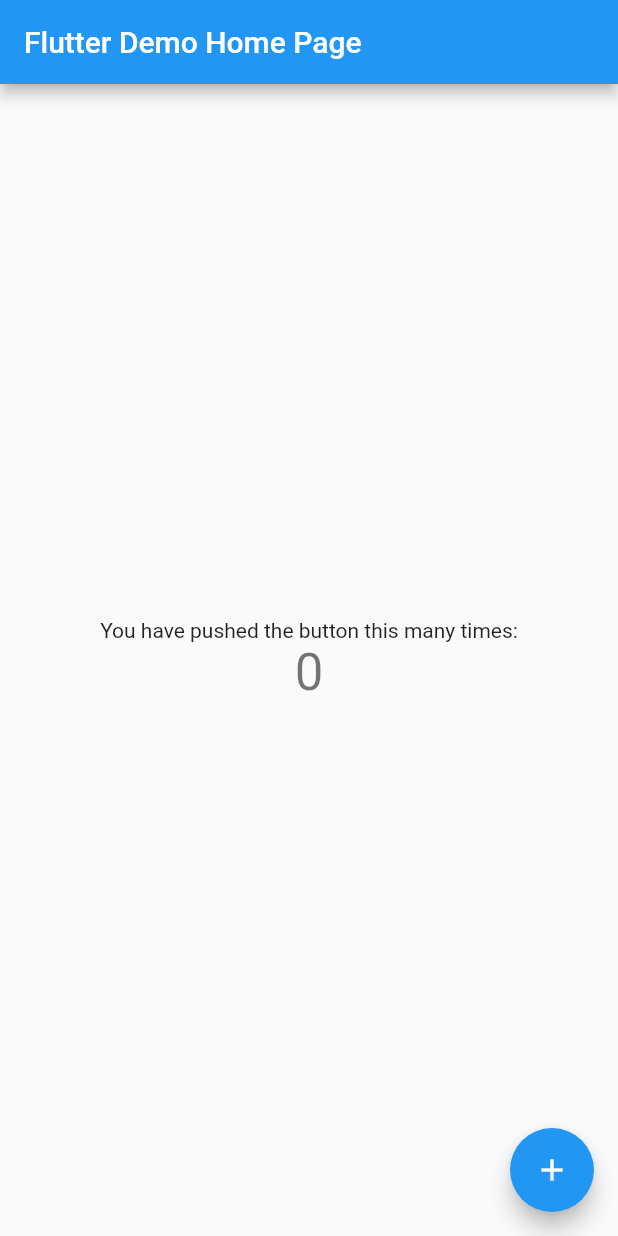
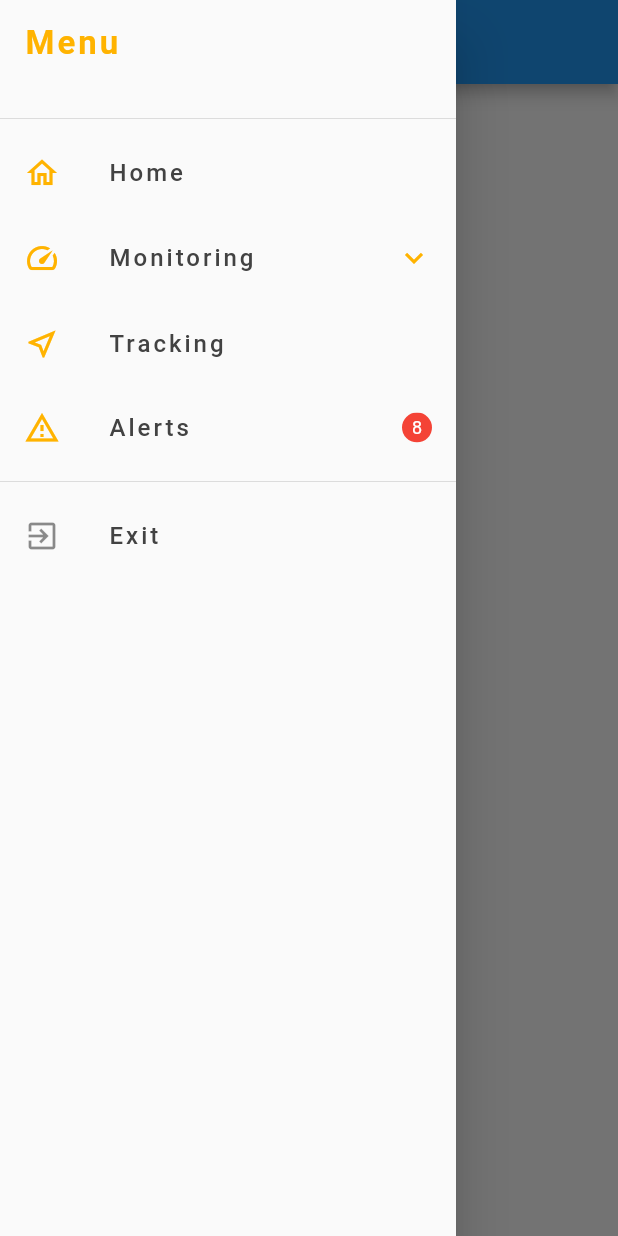
Before and after one commit to AsmaaJAH/smarthelmet, a Flutter app: the screen it shows after launch, with the side drawer open (before the commit the screen has no drawer), on a phone screen of 412 x 824 dp. Run offline on Flutter 3.47's test engine with Material 2 defaults, Android fonts, the phone set to English and light mode, and no system bars; Roboto replaces fonts that are missing (Ubuntu).

Commit message:
add nav bar

```diff
--- a/lib/main.dart
+++ b/lib/main.dart
@@ -1,4 +1,5 @@
 import 'package:flutter/material.dart';
+import 'package:smarthelmet/modules/home-page/HomePage.dart';
 
 void main() {
   runApp(const MyApp());
@@ -24,7 +25,8 @@ class MyApp extends StatelessWidget {
         // is not restarted.
         primarySwatch: Colors.blue,
       ),
-      home: const MyHomePage(title: 'Flutter Demo Home Page'),
+      debugShowCheckedModeBanner: false,
+      home: HomePageScreen(),
     );
   }
 }
--- /dev/null
+++ b/lib/modules/home-page/HomePage.dart
@@ -0,0 +1,20 @@
+import 'package:flutter/material.dart';
+
+import '../../nav-bar/NavBarScreen.dart';
+
+class HomePageScreen extends StatelessWidget {
+
+  @override
+  Widget build(BuildContext context) {
+    return Scaffold(
+      drawer: NavBar(),
+      appBar: AppBar(),
+      // appBar: AppBar(
+      //     leading: IconButton(
+      //       onPressed: () {},
+      //       icon: const Icon(Icons.menu),
+      //     ),
+      // ),
+    );
+  }
+}
--- /dev/null
+++ b/lib/nav-bar/NavBarScreen.dart
@@ -0,0 +1,304 @@
+import 'package:flutter/material.dart';
+import 'package:smarthelmet/nav-bar/Gas.dart';
+import 'package:smarthelmet/nav-bar/Tempreture.dart';
+import 'package:smarthelmet/nav-bar/UltrasonicSensor.dart';
+
+import 'Alerts.dart';
+import 'FallDeteting.dart';
+import 'Logout.dart';
+import 'Tracking.dart';
+
+class NavBar extends StatelessWidget {
+  @override
+  Widget build(BuildContext context) {
+    return Drawer(
+      child: ListView(
+        padding: EdgeInsets.zero,
+        children: [
+          SizedBox(
+            height: 87.0,
+            child: DrawerHeader(
+              child: Text(
+                'Menu',
+                style: TextStyle(
+                  fontSize: 22.0,
+                  fontWeight: FontWeight.bold,
+                  letterSpacing: 2.0,
+                  color: Colors.amber[600],
+                  fontFamily: 'Ubuntu',
+                ),
+              ),
+            ),
+          ),
+
+          ListTile(
+            leading: Icon(
+              Icons.home_outlined,
+              color: Colors.amber[600],
+            ),
+            title: Text(
+              'Home',
+              style: TextStyle(
+                fontSize: 16.0,
+                //fontWeight: FontWeight.bold,
+                letterSpacing: 2.0,
+                color: Colors.grey[800],
+                fontFamily: 'Ubuntu',
+              ),
+            ),
+            onTap: () {
+              // Update the state of the app
+              // Navigator.push(
+              //   context,
+              //   MaterialPageRoute(builder: (context) => const Home()),
+              // );
+            },
+          ),
+
+
+          ExpansionTile(
+            leading: Icon(Icons.speed_outlined),
+            iconColor: Colors.grey[800],
+            collapsedIconColor: Colors.amber[600],
+            title: Text(
+              "Monitoring",
+              style: TextStyle(
+                fontSize: 16.0,
+                //fontWeight: FontWeight.bold,
+                letterSpacing: 2.0,
+                color: Colors.grey[800],
+                fontFamily: 'Ubuntu',
+              ),
+            ),
+            //leading: Icon(Icons.person), //add icon
+            childrenPadding: EdgeInsets.only(left:50), //children padding
+            children: [
+              ListTile(
+                title: Text(
+                  "Gas",
+                  style: TextStyle(
+                    fontSize: 14.0,
+                    //fontWeight: FontWeight.bold,
+                    letterSpacing: 2.0,
+                    color: Colors.grey[700],
+                    fontFamily: 'Ubuntu',
+                  ),
+                ),
+                onTap: (){
+                  //action on press
+                  // Update the state of the app
+                  Navigator.push(
+                    context,
+                    MaterialPageRoute(builder: (context) => GasScreen()),
+                  );
+                  // Then close the drawer
+                  //Navigator.pop(context);
+                },
+              ),
+              ListTile(
+                title: Text(
+                  "Temperature",
+                  style: TextStyle(
+                    fontSize: 14.0,
+                    //fontWeight: FontWeight.bold,
+                    letterSpacing: 2.0,
+                    color: Colors.grey[700],
+                    fontFamily: 'Ubuntu',
+                  ),
+                ),
+                onTap: (){
+                  Navigator.push(
+                    context,
+                    MaterialPageRoute(builder: (context) => TempretureScreen()),
+                  );
+                },
+              ),
+              ListTile(
+                title: Text(
+                  "Fall Detection",
+                  style: TextStyle(
+                    fontSize: 14.0,
+                    //fontWeight: FontWeight.bold,
+                    letterSpacing: 2.0,
+                    color: Colors.grey[700],
+                    fontFamily: 'Ubuntu',
+                  ),
+                ),
+                onTap: (){
+                  //action on press
+                  // Update the state of the app
+                  Navigator.push(
+                    context,
+                    MaterialPageRoute(builder: (context) => FallDetection()),
+                  );
+                  // Then close the drawer
+                  //Navigator.pop(context);
+                },
+              ),
+              ListTile(
+                title: Text(
+                  "Utra sonic",
+                  style: TextStyle(
+                    fontSize: 14.0,
+                    //fontWeight: FontWeight.bold,
+                    letterSpacing: 2.0,
+                    color: Colors.grey[700],
+                    fontFamily: 'Ubuntu',
+                  ),
+                ),
+                onTap: (){
+                  //action on press
+                  // Update the state of the app
+                  Navigator.push(
+                    context,
+                    MaterialPageRoute(builder: (context) => UltraScreen()),
+                  );
+                  // Then close the drawer
+                  //Navigator.pop(context);
+                },
+              ),
+              //more child menu
+            ],
+          ),
+
+
+          // ListTile(
+          //   leading: Icon(Icons.chevron_right),
+          //   title: Text(
+          //       'Monitoring',
+          //       style: TextStyle(
+          //       fontSize: 14.0,
+          //       //fontWeight: FontWeight.bold,
+          //       letterSpacing: 2.0,
+          //       color: Colors.grey[800],
+          //       fontFamily: 'Ubuntu',
+          //     ),
+          //   ),
+          //   onTap: () {
+          //     // Update the state of the app
+          //     Navigator.push(
+          //       context,
+          //       MaterialPageRoute(builder: (context) => const Monitoring()),
+          //     );
+          //     // Then close the drawer
+          //     //Navigator.pop(context);
+          //   },
+          // ),
+
+          ListTile(
+            leading: Icon(
+              Icons.near_me_outlined,
+              color: Colors.amber[600],
+            ),
+            title: Text(
+              'Tracking',
+              style: TextStyle(
+                fontSize: 16.0,
+                //fontWeight: FontWeight.bold,
+                letterSpacing: 2.0,
+                color: Colors.grey[800],
+                fontFamily: 'Ubuntu',
+              ),
+            ),
+            onTap: () {
+              // Update the state of the app
+              Navigator.push(
+                context,
+                MaterialPageRoute(builder: (context) => Tracking()),
+              );
+              // Then close the drawer
+              //Navigator.pop(context);
+            },
+          ),
+
+          ListTile(
+            leading: Icon(
+              Icons.report_problem_outlined,
+              color: Colors.amber[600],
+            ),
+            title: Text(
+              'Alerts',
+              style: TextStyle(
+                fontSize: 16.0,
+                //fontWeight: FontWeight.bold,
+                letterSpacing: 2.0,
+                color: Colors.grey[800],
+                fontFamily: 'Ubuntu',
+              ),
+            ),
+            onTap: () {
+              // Update the state of the app
+              Navigator.push(
+                context,
+                MaterialPageRoute(builder: (context) => Alerts()),
+              );
+              // Then close the drawer
+              //Navigator.pop(context);
+            },
+            trailing: ClipOval(
+              child: Container(
+                color: Colors.red,
+                width: 20,
+                height: 20,
+                child: Center(
+                  child: Text(
+                    '8', // EDIT THIS TO BE VARIABLE LATER
+                    style: TextStyle(
+                      color: Colors.white,
+                      fontSize: 12,
+                    ),
+                  ),
+                ),
+              ),
+            ),
+          ),
+          Divider(),
+          // ListTile(
+          //   title: Text(
+          //     'Settings',
+          //     style: TextStyle(
+          //       fontSize: 16.0,
+          //       //fontWeight: FontWeight.bold,
+          //       letterSpacing: 2.0,
+          //       color: Colors.grey[800],
+          //       fontFamily: 'Ubuntu',
+          //     ),
+          //   ),
+          //   leading: Icon(
+          //     Icons.settings_outlined,
+          //     // color: Colors.amber[600],
+          //   ),
+          //   onTap: () {
+          //     // Update the state of the app
+          //     Navigator.push(
+          //       context,
+          //       MaterialPageRoute(builder: (context) => const Settings()),
+          //     );
+          //     // Then close the drawer
+          //     //Navigator.pop(context);
+          //   },
+          // ),
+          //Divider(),
+          ListTile(
+            title: Text(
+              'Exit',
+              style: TextStyle(
+                fontSize: 16.0,
+                letterSpacing: 2.0,
+                color: Colors.grey[800],
+                fontFamily: 'Ubuntu',
+              ),
+            ),
+            leading: const Icon(Icons.exit_to_app),
+            onTap: () {
+                  Navigator.push(
+                    context,
+                    MaterialPageRoute(builder: (context) => LogOutScreen()),
+                  );
+            },
+          ),
+        ],
+      ),
+    );
+  }
+}
```
Also changed, not shown: lib/nav-bar/Alerts.dart (added, +31 -0 lines), lib/nav-bar/FallDeteting.dart (added, +31 -0 lines), lib/nav-bar/Gas.dart (added, +31 -0 lines), lib/nav-bar/Logout.dart (added, +31 -0 lines), lib/nav-bar/Tempreture.dart (added, +31 -0 lines), lib/nav-bar/Tracking.dart (added, +30 -0 lines), lib/nav-bar/UltrasonicSensor.dart (added, +30 -0 lines).
